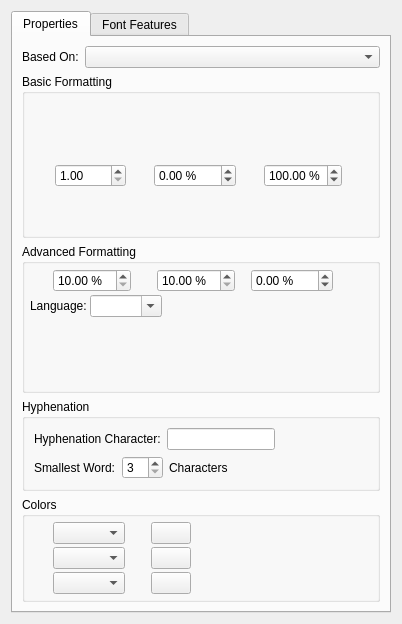
First picture: the form in scribus/ui/smcstylewidget.ui, repository scribusproject/scribus, before the edit.
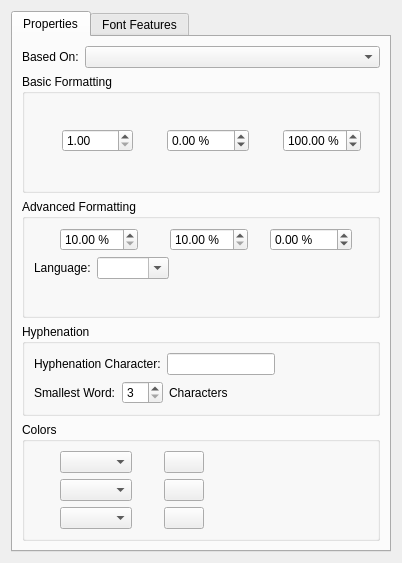
Second picture: the form after the edit. Custom widgets are drawn as their Qt base class.

Commit message: #16486: Unify margins and spacing for dialogs, set 12 <bubu>

```diff
--- a/scribus/ui/smcstylewidget.ui
+++ b/scribus/ui/smcstylewidget.ui
@@ -7,7 +7,7 @@
     <x>0</x>
     <y>0</y>
     <width>402</width>
-    <height>624</height>
+    <height>563</height>
    </rect>
   </property>
   <property name="sizePolicy">
@@ -77,21 +77,6 @@
             <string>Basic Formatting</string>
            </property>
            <layout class="QVBoxLayout" name="_4">
-            <property name="spacing">
-             <number>3</number>
-            </property>
-            <property name="leftMargin">
-             <number>5</number>
-            </property>
-            <property name="topMargin">
-             <number>5</number>
-            </property>
-            <property name="rightMargin">
-             <number>5</number>
-            </property>
-            <property name="bottomMargin">
-             <number>5</number>
-            </property>
             <item>
              <widget class="SMFontComboH" name="fontFace_" native="true">
               <property name="sizePolicy">
@@ -103,7 +88,7 @@
               <property name="minimumSize">
                <size>
                 <width>0</width>
-                <height>62</height>
+                <height>20</height>
                </size>
               </property>
              </widget>
@@ -249,8 +234,8 @@
                 </property>
                 <property name="sizeHint" stdset="0">
                  <size>
-                  <width>20</width>
-                  <height>40</height>
+                  <width>40</width>
+                  <height>20</height>
                  </size>
                 </property>
                </spacer>
@@ -282,21 +267,6 @@
             <string>Advanced Formatting</string>
            </property>
            <layout class="QVBoxLayout" name="_7">
-            <property name="spacing">
-             <number>3</number>
-            </property>
-            <property name="leftMargin">
-             <number>5</number>
-            </property>
-            <property name="topMargin">
-             <number>5</number>
-            </property>
-            <property name="rightMargin">
-             <number>5</number>
-            </property>
-            <property name="bottomMargin">
-             <number>5</number>
-            </property>
             <item>
              <layout class="QHBoxLayout" name="_8">
               <item>
@@ -564,21 +534,6 @@
             <string>Colors</string>
            </property>
            <layout class="QVBoxLayout" name="verticalLayout">
-            <property name="spacing">
-             <number>3</number>
-            </property>
-            <property name="leftMargin">
-             <number>5</number>
-            </property>
-            <property name="topMargin">
-             <number>5</number>
-            </property>
-            <property name="rightMargin">
-             <number>5</number>
-            </property>
-            <property name="bottomMargin">
-             <number>5</number>
-            </property>
             <item>
              <layout class="QHBoxLayout" name="_2">
               <item>
```
The commit also changes 6 other files.
